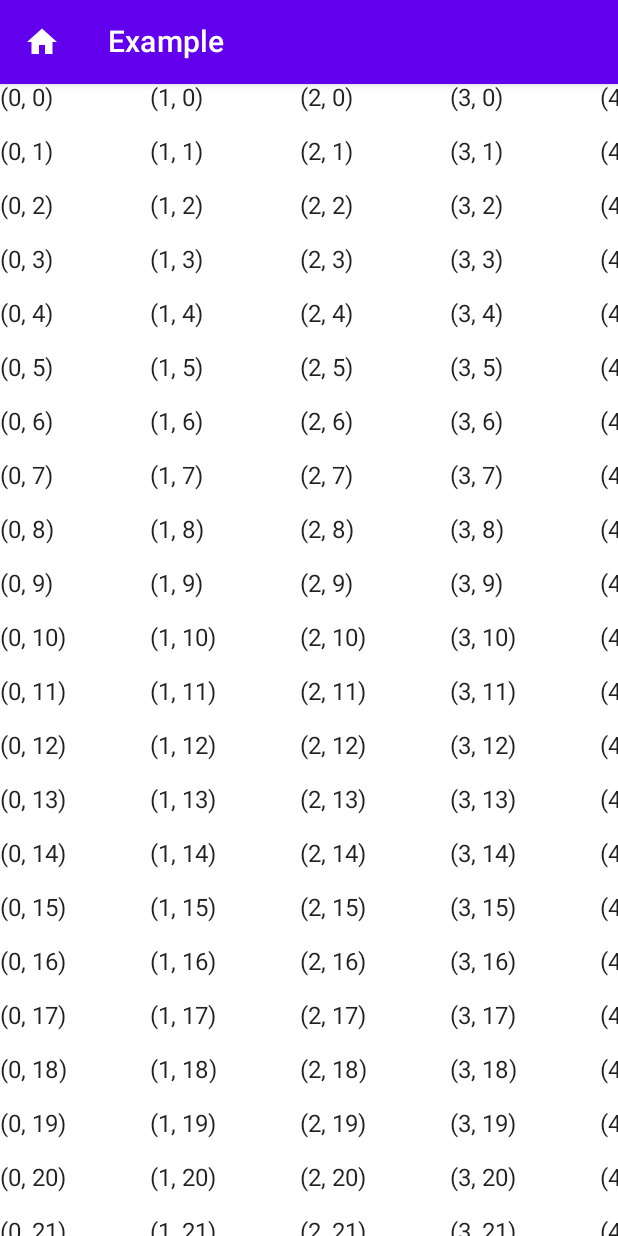
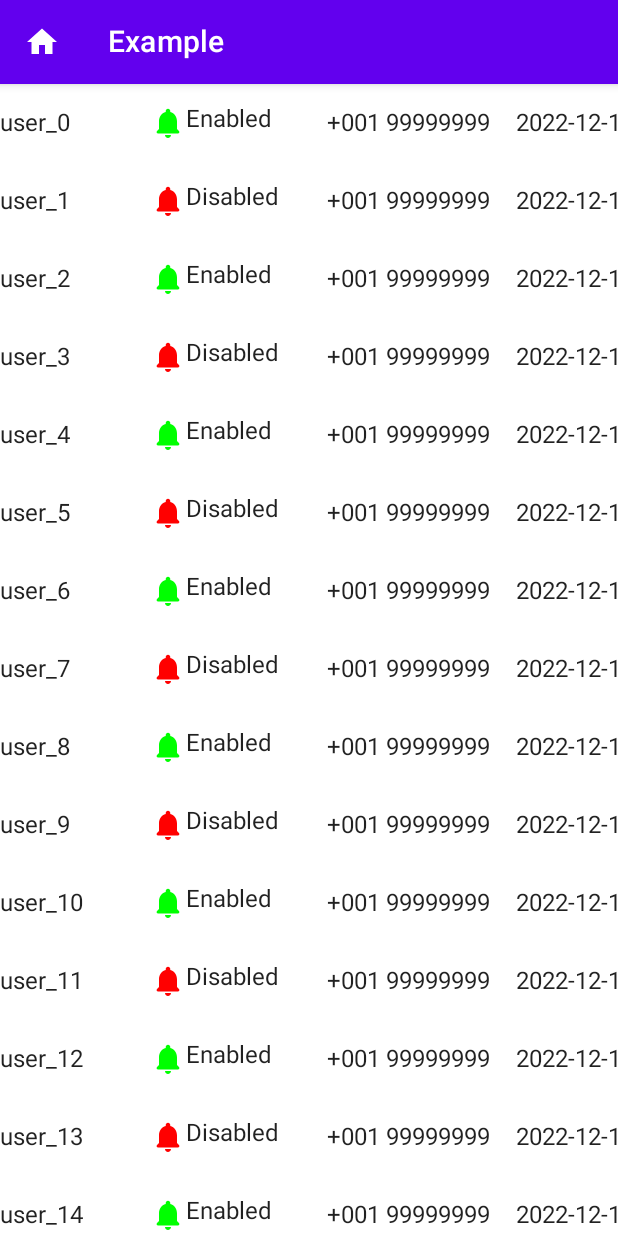
Before and after one commit to MayLau-CbL/compose_horizontal_data_table, an Android app built with Jetpack Compose: the SimpleHorizontalDataTablePage screen opened through its navigation route, on a phone screen of 412 x 824 dp. Run offline under Robolectric (Android 15) with nearby library versions, the phone set to English and light mode, and no system bars.

Commit message:
added demo data

```diff
--- a/app/src/main/java/cbl/tools/compose/horizontaldatatable/MainActivity.kt
+++ b/app/src/main/java/cbl/tools/compose/horizontaldatatable/MainActivity.kt
@@ -13,6 +13,7 @@ import androidx.compose.ui.Modifier
 import androidx.navigation.compose.NavHost
 import androidx.navigation.compose.composable
 import androidx.navigation.compose.rememberNavController
+import cbl.tools.compose.horizontaldatatable.components.DemoCells
 import cbl.tools.compose.horizontaldatatable.ui.theme.HorizontalDataTableTheme
 
 class MainActivity : ComponentActivity() {
@@ -54,10 +55,10 @@ class MainActivity : ComponentActivity() {
                                     HomePage(navController = navController)
                                 }
                                 composable("simple_table") {
-                                    SimpleHorizontalDataTablePage()
+                                    SimpleHorizontalDataTablePage(cells = DemoCells())
                                 }
                                 composable("refresh_table") {
-                                    PullToRefreshHorizontalDataTablePage()
+                                    PullToRefreshHorizontalDataTablePage(cells = DemoCells())
                                 }
                             }
                         }
--- a/app/src/main/java/cbl/tools/compose/horizontaldatatable/SimpleHorizontalDataTablePage.kt
+++ b/app/src/main/java/cbl/tools/compose/horizontaldatatable/SimpleHorizontalDataTablePage.kt
@@ -1,28 +1,24 @@
 package cbl.tools.compose.horizontaldatatable
 
-import androidx.compose.foundation.layout.height
-import androidx.compose.foundation.layout.width
 import androidx.compose.foundation.lazy.grid.GridCells
-import androidx.compose.material.Text
 import androidx.compose.runtime.Composable
-import androidx.compose.ui.Modifier
 import androidx.compose.ui.unit.dp
+import cbl.tools.compose.horizontaldatatable.components.Cells
 
 @Composable
-fun SimpleHorizontalDataTablePage() {
+fun SimpleHorizontalDataTablePage(cells: Cells) {
     HorizontalDataTable(
-        fixedColumnWidth = 100.dp,
-        biDirectionTableWidth = 500.dp,
-        biDirectionTableGriCells = GridCells.Fixed(5),
-        columnCount = 6,
-        rowCount = 100,
-        cellHeight = 36.dp,
+        fixedColumnWidth = cells.fixedColumnWidth(),
+        biDirectionTableWidth = cells.biDirectionColumnWidth(),
+        biDirectionTableGriCells = GridCells.Fixed(cells.totalColumns() - 1),
+        columnCount = cells.totalColumns(),
+        rowCount = cells.totalRows(),
+        cellHeight = 52.dp,
     ) { colIndex, rowIndex ->
-        Text(
-            modifier = Modifier
-                .height(36.dp)
-                .width(100.dp),
-            text = "($colIndex, $rowIndex)"
-        )
+        if (colIndex == 0) {
+            cells.fixedColumnCells(rowIndex = rowIndex)
+        } else {
+            cells.BiDirectionCells(colIndex = colIndex, rowIndex = rowIndex)
+        }
     }
 }
--- /dev/null
+++ b/app/src/main/java/cbl/tools/compose/horizontaldatatable/components/Cells.kt
@@ -0,0 +1,20 @@
+package cbl.tools.compose.horizontaldatatable.components
+
+import androidx.compose.runtime.Composable
+import androidx.compose.ui.unit.Dp
+
+interface Cells {
+    fun fixedColumnWidth(): Dp
+
+    fun biDirectionColumnWidth(): Dp
+
+    fun totalColumns():Int
+
+    fun totalRows():Int
+
+    @Composable
+    fun fixedColumnCells(rowIndex: Int)
+
+    @Composable
+    fun BiDirectionCells(colIndex: Int, rowIndex: Int)
+}
--- /dev/null
+++ b/app/src/main/java/cbl/tools/compose/horizontaldatatable/components/DemoCells.kt
@@ -0,0 +1,91 @@
+package cbl.tools.compose.horizontaldatatable.components
+
+import androidx.compose.foundation.layout.Row
+import androidx.compose.foundation.layout.width
+import androidx.compose.material.Icon
+import androidx.compose.material.Text
+import androidx.compose.material.icons.Icons
+import androidx.compose.material.icons.rounded.Notifications
+import androidx.compose.runtime.Composable
+import androidx.compose.ui.Modifier
+import androidx.compose.ui.graphics.Color
+import androidx.compose.ui.unit.Dp
+import androidx.compose.ui.unit.dp
+
+
+class DemoCells : Cells {
+    override fun fixedColumnWidth(): Dp {
+        return 100.dp
+    }
+
+    override fun biDirectionColumnWidth(): Dp {
+        return 470.dp
+    }
+
+    override fun totalColumns(): Int {
+        return 5
+    }
+
+    override fun totalRows(): Int {
+       return 100
+    }
+
+    @Composable
+    override fun fixedColumnCells(rowIndex: Int) {
+        user(rowIndex = rowIndex)
+    }
+
+    @Composable
+    override fun BiDirectionCells(colIndex: Int, rowIndex: Int) {
+        when (colIndex) {
+            1 -> {
+                status(rowIndex = rowIndex)
+            }
+            2 -> {
+                phone()
+            }
+            3 -> {
+                date()
+            }
+            else -> {
+                termination()
+            }
+        }
+    }
+
+    @Composable
+    fun user(rowIndex: Int) {
+        Text(
+            modifier = Modifier.width(100.dp),
+            text = "user_$rowIndex"
+        )
+    }
+
+    @Composable
+    fun status(rowIndex: Int) {
+        val enable = rowIndex % 2 == 0
+        Row(modifier = Modifier.width(120.dp),) {
+            Icon(
+                Icons.Rounded.Notifications,
+                contentDescription = "notifications",
+                tint = if (enable) Color.Green else Color.Red
+            )
+            Text(text = if (enable) "Enabled" else "Disabled")
+        }
+    }
+
+    @Composable
+    fun phone() {
+        Text(modifier = Modifier.width(150.dp),text = "+001 99999999")
+    }
+
+    @Composable
+    fun date() {
+        Text(modifier = Modifier.width(100.dp),text = "2022-12-12")
+    }
+
+    @Composable
+    fun termination() {
+        Text(modifier = Modifier.width(100.dp),text = "N/A")
+    }
+}
```
Also changed, not shown: app/src/main/java/cbl/tools/compose/horizontaldatatable/PullToRefreshHorizontalDataTable.kt (+13 -17 lines), app/src/main/java/cbl/tools/compose/horizontaldatatable/components/TestCells.kt (added, +34 -0 lines).
